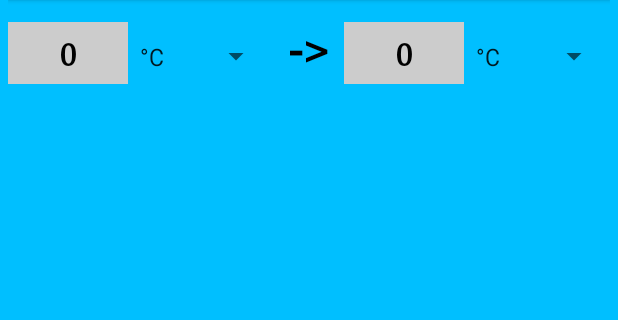
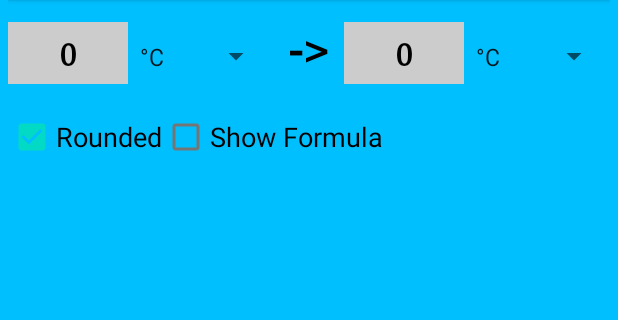
Before and after one commit to SpextrumSecurity/BasicAppX2, an Android app: the screen it shows after launch (MainActivity), on a phone screen of 412 x 824 dp, the part 251-571 px from its top. Run offline under Robolectric (Android 15) with nearby library versions, the phone set to English and light mode, and no system bars.

```diff
--- a/app/src/main/res/layout/activity_main.xml
+++ b/app/src/main/res/layout/activity_main.xml
@@ -104,4 +104,30 @@
             android:prompt="@string/inputPrompt"
             android:spinnerMode="dialog" />
     </LinearLayout>
+
+    <LinearLayout
+        android:id="@+id/child2"
+        android:layout_width="match_parent"
+        android:layout_height="wrap_content"
+        android:layout_below="@id/child1"
+        android:orientation="horizontal"
+        android:layout_marginTop="5pt">
+
+        <com.google.android.material.checkbox.MaterialCheckBox
+            android:id="@+id/chkRounded"
+            android:layout_width="wrap_content"
+            android:layout_height="wrap_content"
+            android:text="@string/chkRound"
+            android:textSize="8pt"
+            android:gravity="center"
+            android:checked="true"/>
+        <com.google.android.material.checkbox.MaterialCheckBox
+            android:id="@+id/chkFormula"
+            android:layout_width="wrap_content"
+            android:layout_height="wrap_content"
+            android:text="@string/chkForm"
+            android:textSize="8pt"
+            android:gravity="center"/>
+
+    </LinearLayout>
 </RelativeLayout>
```
Also changed, not shown: 1 other file.
